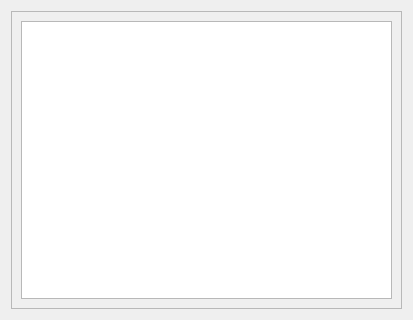
Before: the Qt Designer form deliverable2-code/d2-source/viewanimals.ui in ashleefoureyes/quackjaws, drawn with Qt 5.
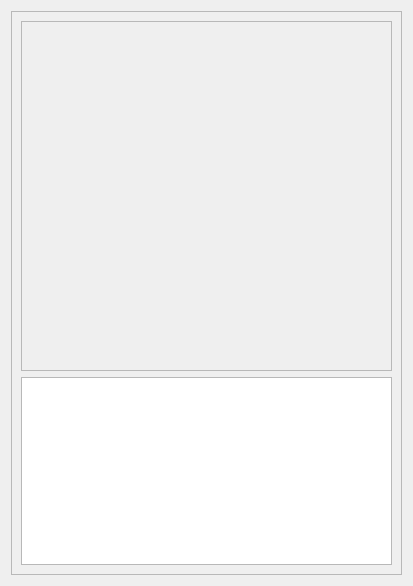
After: the same form once the commit is applied.

Commit message: View animals on QListWidget

What changed in the file:
```diff
--- a/deliverable2-code/d2-source/viewanimals.ui
+++ b/deliverable2-code/d2-source/viewanimals.ui
@@ -7,7 +7,7 @@
     <x>0</x>
     <y>0</y>
     <width>413</width>
-    <height>320</height>
+    <height>586</height>
    </rect>
   </property>
   <property name="windowTitle">
@@ -25,12 +25,28 @@
         <x>0</x>
         <y>0</y>
         <width>399</width>
-        <height>306</height>
+        <height>572</height>
        </rect>
       </property>
       <layout class="QGridLayout" name="gridLayout_2">
+       <item row="1" column="0">
+        <widget class="QListWidget" name="animalList"/>
+       </item>
        <item row="0" column="0">
-        <widget class="QListView" name="listAnimals"/>
+        <widget class="QFrame" name="frame">
+         <property name="minimumSize">
+          <size>
+           <width>250</width>
+           <height>350</height>
+          </size>
+         </property>
+         <property name="frameShape">
+          <enum>QFrame::StyledPanel</enum>
+         </property>
+         <property name="frameShadow">
+          <enum>QFrame::Raised</enum>
+         </property>
+        </widget>
        </item>
       </layout>
      </widget>
```
The commit also changes 13 other files.
